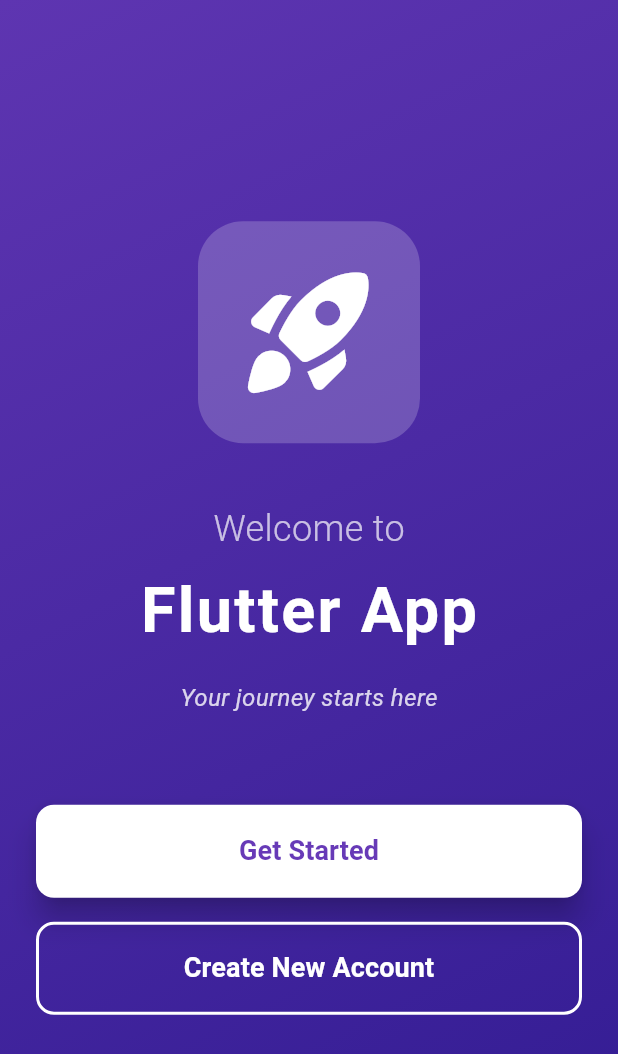
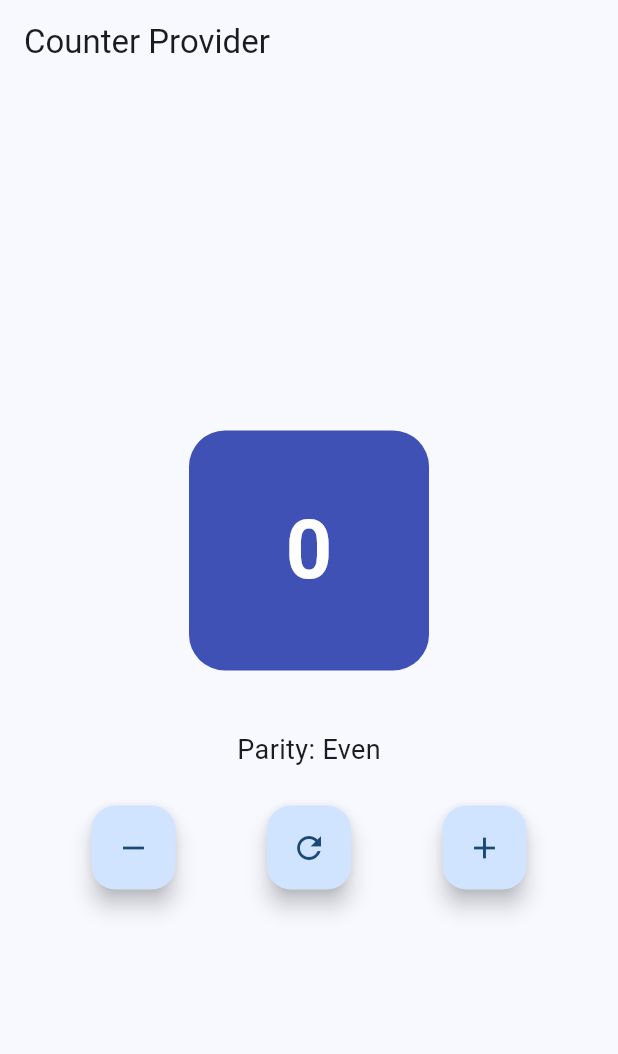
Before and after one commit to JaswanthSudha/LearnFlutter, a Flutter app: the screen it shows after launch, on a phone screen of 412 x 824 dp. Shown: the top 1054 px of the screen. Run offline on Flutter 3.47's test engine with Material 3 defaults, Android fonts, the phone set to English and light mode, and no system bars.

Commit message:
Add CounterProvider and integrate with main app structure

```diff
--- a/lib/main.dart
+++ b/lib/main.dart
@@ -1,8 +1,15 @@
 import 'package:flutter/material.dart';
 import 'package:flutter_application_1/registration_screen.dart';
+import 'package:provider/provider.dart';
+import 'providers/counter_provider.dart';
 
 void main() {
-  runApp(const MyApp());
+  runApp(
+    ChangeNotifierProvider(
+      create: (_) => CounterProvider(),
+      child: const MyApp(),
+    ),
+  );
 }
 
 //My App is statless widget because its properties do not change over time
@@ -18,12 +25,85 @@ class MyApp extends StatelessWidget {
       ),
       debugShowCheckedModeBanner: false,
       routes: {
-        "/": (context) => const WelcomeScreen(),
+        "/": (context) => const CounterScreenProvider(),
         "/login": (context) => const LoginScreen(),
         "/home": (context) => const HomeScreen(),
         "/profile": (context) => const ProfileScreen(),
         "/register": (context) => const RegistrationScreen(),
       },
+    );
+  }
+}
+
+class CounterScreenProvider extends StatelessWidget {
+  const CounterScreenProvider({super.key});
+
+  @override
+  Widget build(BuildContext context) {
+    final count = context.watch<CounterProvider>().count;
+    return Scaffold(
+      appBar: AppBar(title: const Text("Counter Provider")),
+      body: Center(
+        child: Column(
+          mainAxisAlignment: MainAxisAlignment.center,
+          children: [
+            AnimatedContainer(
+              duration: const Duration(milliseconds: 300),
+              height: 160,
+              width: 160,
+              decoration: BoxDecoration(
+                color: count % 2 == 0 ? Colors.indigo : Colors.deepPurple,
+                borderRadius: BorderRadius.circular(24),
+              ),
+              alignment: Alignment.center,
+              child: Text(
+                '$count',
+                style: TextStyle(
+                  fontSize: 54,
+                  fontWeight: FontWeight.bold,
+                  color: Colors.white,
+                ),
+              ),
+            ),
+            const SizedBox(height: 40),
+            // Consumer<CounterProvider>(
+            //   builder: (context, provider, child) {
+            //     return Text(
+            //       "Parity: ${provider.count % 2 == 0 ? 'Even' : 'Odd'}",
+            //       style: const TextStyle(fontSize: 18),
+            //     );
+            //   },
+            // ),
+            Text(
+              "Parity: ${count % 2 == 0 ? 'Even' : 'Odd'}",
+              style: TextStyle(fontSize: 18),
+            ),
+            const SizedBox(height: 24),
+            Row(
+              mainAxisAlignment: MainAxisAlignment.spaceEvenly,
+              children: [
+                FloatingActionButton(
+                  heroTag: "decrement",
+                  onPressed: () => context
+                      .read<CounterProvider>()
+                      .decrement(), // read: no rebuild
+                  child: const Icon(Icons.remove),
+                ),
+                FloatingActionButton(
+                  heroTag: "reset",
+                  onPressed: () => context.read<CounterProvider>().reset(),
+                  child: const Icon(Icons.refresh),
+                ),
+                FloatingActionButton(
+                  heroTag: "increment",
+                  onPressed: () => context.read<CounterProvider>().increment(),
+                  child: const Icon(Icons.add),
+                ),
+              ],
+            ),
+          ],
+        ),
+      ),
     );
   }
 }
--- /dev/null
+++ b/lib/providers/counter_provider.dart
@@ -0,0 +1,20 @@
+import 'package:flutter/foundation.dart';
+
+class CounterProvider extends ChangeNotifier {
+  int _count = 0;
+  int get count => _count;
+  void increment() {
+    _count++;
+    notifyListeners();
+  }
+
+  void decrement() {
+    _count--;
+    notifyListeners();
+  }
+
+  void reset() {
+    _count = 0;
+    notifyListeners();
+  }
+}
--- a/pubspec.yaml
+++ b/pubspec.yaml
@@ -1,5 +1,5 @@
 name: flutter_application_1
-description: "A new Flutter project."
+description: 'A new Flutter project.'
 # The following line prevents the package from being accidentally published to
 # pub.dev using `flutter pub publish`. This is preferred for private packages.
 publish_to: 'none' # Remove this line if you wish to publish to pub.dev
@@ -30,6 +30,7 @@ environment:
 dependencies:
   flutter:
     sdk: flutter
+  provider: ^6.0.5
 
   # The following adds the Cupertino Icons font to your application.
   # Use with the CupertinoIcons class for iOS style icons.
@@ -51,7 +52,6 @@ dev_dependencies:
 
 # The following section is specific to Flutter packages.
 flutter:
-
   # The following line ensures that the Material Icons font is
   # included with your application, so that you can use the icons in
   # the material Icons class.
```
Also changed, not shown: pubspec.lock.
